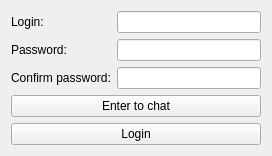
This is ChatClientV2/registrationform.ui in MundeZ/ChatExample as Qt 5 draws it before an edit. The edited form follows.
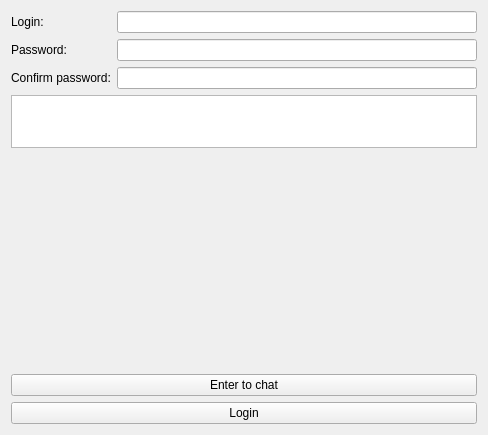
This is the edited form.

```diff
--- a/ChatClientV2/registrationform.ui
+++ b/ChatClientV2/registrationform.ui
@@ -6,8 +6,8 @@
    <rect>
     <x>0</x>
     <y>0</y>
-    <width>272</width>
-    <height>142</height>
+    <width>488</width>
+    <height>435</height>
    </rect>
   </property>
   <property name="windowTitle">
@@ -56,6 +56,16 @@
      </item>
     </layout>
    </item>
+   <item>
+    <widget class="QTextBrowser" name="textBrowser">
+     <property name="maximumSize">
+      <size>
+       <width>1234</width>
+       <height>53</height>
+      </size>
+     </property>
+    </widget>
+   </item>
    <item>
     <spacer name="verticalSpacer">
      <property name="orientation">
```
